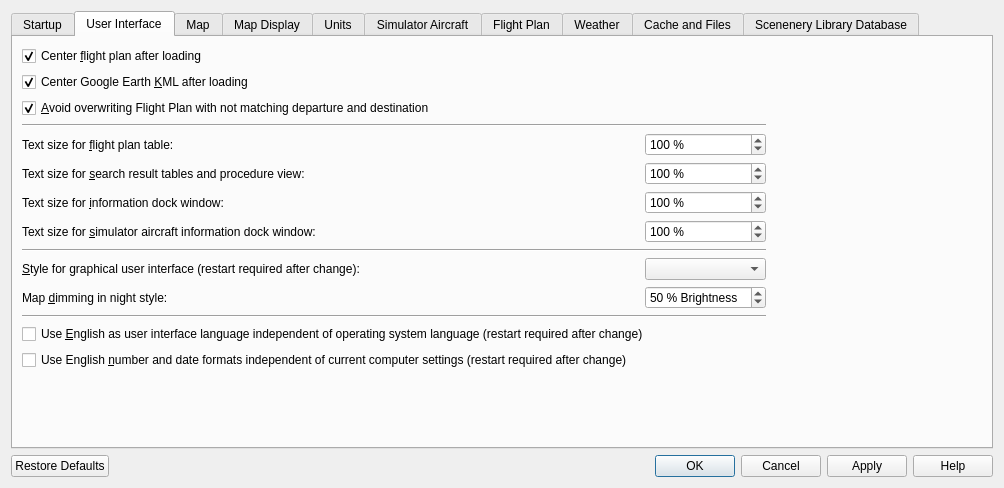
Above: src/options/options.ui from albar965/littlenavmap before the change. Below: the same form after it.
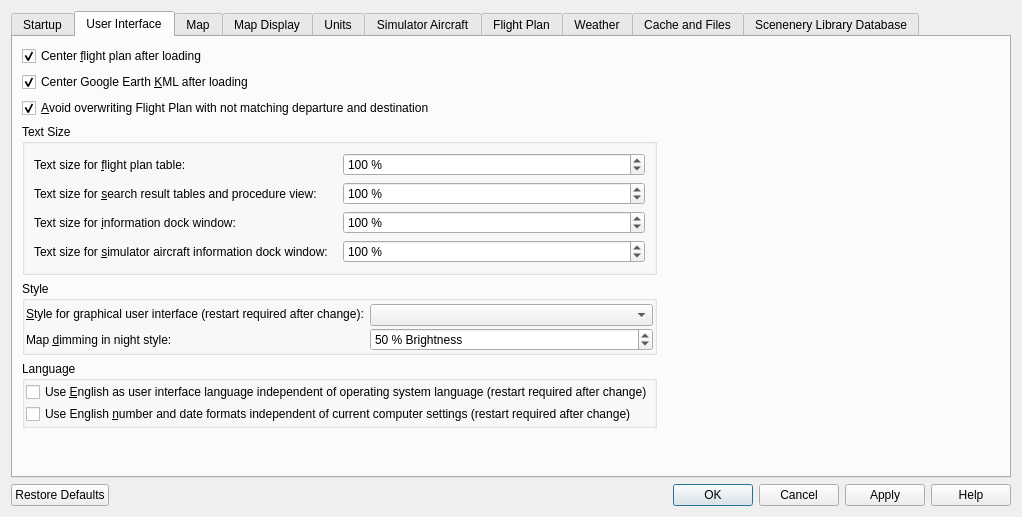
That is the form after the change. The open tabs and pages were chosen to show the change.

Commit message: Added X-Plane 3D airport flag as additional criteria for treating empty airports. Small GUI improvements in options dialog.

Diff of the .ui file:
```diff
--- a/src/options/options.ui
+++ b/src/options/options.ui
@@ -6,8 +6,8 @@
    <rect>
     <x>0</x>
     <y>0</y>
-    <width>1004</width>
-    <height>488</height>
+    <width>1022</width>
+    <height>517</height>
    </rect>
   </property>
   <property name="windowTitle">
@@ -306,7 +306,41 @@
        <string>User Interface</string>
       </attribute>
       <layout class="QGridLayout" name="gridLayout_2">
-       <item row="12" column="0" colspan="3">
+       <item row="9" column="0">
+        <spacer name="verticalSpacer">
+         <property name="orientation">
+          <enum>Qt::Vertical</enum>
+         </property>
+         <property name="sizeHint" stdset="0">
+          <size>
+           <width>20</width>
+           <height>40</height>
+          </size>
+         </property>
+        </spacer>
+       </item>
+       <item row="8" column="0">
+        <widget class="QGroupBox" name="groupBox_6">
+         <property name="title">
+          <string>Language</string>
+         </property>
+         <layout class="QVBoxLayout" name="verticalLayout_7">
+          <property name="spacing">
+           <number>2</number>
+          </property>
+          <property name="leftMargin">
+           <number>1</number>
+          </property>
+          <property name="topMargin">
+           <number>1</number>
+          </property>
+          <property name="rightMargin">
+           <number>1</number>
+          </property>
+          <property name="bottomMargin">
+           <number>1</number>
+          </property>
+          <item>
         <widget class="QCheckBox" name="checkBoxOptionsGuiOverrideLanguage">
          <property name="toolTip">
           <string>Overrides any available translations and forces Little Navmap to use the English language for all windows and dialogs.
@@ -320,7 +354,7 @@
          </property>
         </widget>
        </item>
-       <item row="13" column="0">
+          <item>
         <widget class="QCheckBox" name="checkBoxOptionsGuiOverrideLocale">
          <property name="toolTip">
           <string>Overrides local settings like number and date formats and forces English formats
@@ -335,103 +369,67 @@
          </property>
         </widget>
        </item>
-       <item row="4" column="2">
-        <widget class="QSpinBox" name="spinBoxOptionsGuiRouteText">
-         <property name="readOnly">
-          <bool>false</bool>
+         </layout>
+        </widget>
+       </item>
+       <item row="0" column="0">
+        <widget class="QCheckBox" name="checkBoxOptionsGuiCenterRoute">
+         <property name="toolTip">
+          <string>Does not apply to the flight plan loaded after startup.</string>
          </property>
-         <property name="suffix">
-          <string> %</string>
+         <property name="text">
+          <string>Center &amp;flight plan after loading</string>
          </property>
-         <property name="minimum">
-          <number>70</number>
+         <property name="checked">
+          <bool>true</bool>
          </property>
-         <property name="maximum">
-          <number>150</number>
-         </property>
-         <property name="singleStep">
-          <number>10</number>
-         </property>
-         <property name="value">
-          <number>100</number>
-         </property>
         </widget>
        </item>
-       <item row="5" column="3">
-        <spacer name="horizSpaceUI">
-         <property name="orientation">
-          <enum>Qt::Horizontal</enum>
+       <item row="1" column="0">
+        <widget class="QCheckBox" name="checkBoxOptionsGuiCenterKml">
+         <property name="toolTip">
+          <string>Does not apply to the KML files loaded after startup.</string>
          </property>
-         <property name="sizeHint" stdset="0">
-          <size>
-           <width>40</width>
-           <height>20</height>
-          </size>
+         <property name="text">
+          <string>Center Google Earth &amp;KML after loading</string>
          </property>
-        </spacer>
-       </item>
-       <item row="8" column="0" colspan="3">
-        <widget class="Line" name="line_2">
-         <property name="orientation">
-          <enum>Qt::Horizontal</enum>
+         <property name="checked">
+          <bool>true</bool>
          </property>
         </widget>
        </item>
-       <item row="7" column="2">
-        <widget class="QSpinBox" name="spinBoxOptionsGuiSimInfoText">
-         <property name="readOnly">
-          <bool>false</bool>
+       <item row="7" column="0">
+        <widget class="QGroupBox" name="groupBox_7">
+         <property name="title">
+          <string>Style</string>
          </property>
-         <property name="suffix">
-          <string> %</string>
-         </property>
-         <property name="minimum">
-          <number>50</number>
-         </property>
-         <property name="maximum">
-          <number>150</number>
-         </property>
-         <property name="singleStep">
-          <number>10</number>
-         </property>
-         <property name="value">
-          <number>100</number>
-         </property>
-        </widget>
-       </item>
-       <item row="5" column="0">
-        <widget class="QLabel" name="labelOptionsGuiSearchText">
+         <layout class="QGridLayout" name="gridLayout_19">
+          <property name="leftMargin">
+           <number>1</number>
+          </property>
+          <property name="topMargin">
+           <number>1</number>
+          </property>
+          <property name="rightMargin">
+           <number>1</number>
+          </property>
+          <property name="bottomMargin">
+           <number>1</number>
+          </property>
+          <property name="verticalSpacing">
+           <number>2</number>
+          </property>
+          <item row="3" column="0">
+           <widget class="QLabel" name="labelOptionsGuiThemeMapDimming">
          <property name="text">
-          <string>Text size for &amp;search result tables and procedure view:</string>
+             <string>Map &amp;dimming in night style:</string>
          </property>
          <property name="buddy">
           <cstring>spinBoxOptionsGuiSearchText</cstring>
          </property>
         </widget>
        </item>
-       <item row="5" column="2">
-        <widget class="QSpinBox" name="spinBoxOptionsGuiSearchText">
-         <property name="readOnly">
-          <bool>false</bool>
-         </property>
-         <property name="suffix">
-          <string> %</string>
-         </property>
-         <property name="minimum">
-          <number>70</number>
-         </property>
-         <property name="maximum">
-          <number>150</number>
-         </property>
-         <property name="singleStep">
-          <number>10</number>
-         </property>
-         <property name="value">
-          <number>100</number>
-         </property>
-        </widget>
-       </item>
-       <item row="9" column="0">
+          <item row="0" column="0" rowspan="2">
         <widget class="QLabel" name="labelOptionsGuiTheme">
          <property name="text">
           <string>&amp;Style for graphical user interface (restart required after change):</string>
@@ -441,29 +439,48 @@
          </property>
         </widget>
        </item>
-       <item row="6" column="2">
-        <widget class="QSpinBox" name="spinBoxOptionsGuiInfoText">
+          <item row="1" column="1">
+           <widget class="QComboBox" name="comboBoxOptionsGuiTheme">
+            <property name="toolTip">
+             <string>A restart is recommended after changing the style.</string>
+            </property>
+           </widget>
+          </item>
+          <item row="3" column="1">
+           <widget class="QSpinBox" name="spinBoxOptionsGuiThemeMapDimming">
+            <property name="toolTip">
+             <string>Darken the map and the flight plan elevation profile for the style &quot;Night&quot;. Lower values result in a darker display.</string>
+            </property>
          <property name="readOnly">
           <bool>false</bool>
          </property>
          <property name="suffix">
-          <string> %</string>
+             <string> % Brightness</string>
          </property>
          <property name="minimum">
-          <number>50</number>
+             <number>10</number>
          </property>
          <property name="maximum">
-          <number>150</number>
+             <number>100</number>
          </property>
          <property name="singleStep">
           <number>10</number>
          </property>
          <property name="value">
-          <number>100</number>
-         </property>
+             <number>50</number>
+            </property>
+           </widget>
+          </item>
+         </layout>
         </widget>
        </item>
        <item row="6" column="0">
+        <widget class="QGroupBox" name="groupBox_8">
+         <property name="title">
+          <string>Text Size</string>
+         </property>
+         <layout class="QGridLayout" name="gridLayout_20">
+          <item row="2" column="0">
         <widget class="QLabel" name="labelOptionsGuiInfoText">
          <property name="text">
           <string>Text size for &amp;information dock window:</string>
@@ -473,34 +490,89 @@
          </property>
         </widget>
        </item>
-       <item row="9" column="2">
-        <widget class="QComboBox" name="comboBoxOptionsGuiTheme">
-         <property name="toolTip">
-          <string>A restart is recommended after changing the style.</string>
-         </property>
-        </widget>
-       </item>
-       <item row="0" column="0">
-        <widget class="QCheckBox" name="checkBoxOptionsGuiCenterRoute">
-         <property name="toolTip">
-          <string>Does not apply to the flight plan loaded after startup.</string>
-         </property>
+          <item row="1" column="0">
+           <widget class="QLabel" name="labelOptionsGuiSearchText">
          <property name="text">
-          <string>Center &amp;flight plan after loading</string>
-         </property>
-         <property name="checked">
-          <bool>true</bool>
+             <string>Text size for &amp;search result tables and procedure view:</string>
+            </property>
+            <property name="buddy">
+             <cstring>spinBoxOptionsGuiSearchText</cstring>
          </property>
         </widget>
        </item>
-       <item row="3" column="0" colspan="3">
-        <widget class="Line" name="line">
-         <property name="orientation">
-          <enum>Qt::Horizontal</enum>
-         </property>
-        </widget>
-       </item>
-       <item row="4" column="0">
+          <item row="1" column="1">
+           <widget class="QSpinBox" name="spinBoxOptionsGuiSearchText">
+            <property name="readOnly">
+             <bool>false</bool>
+            </property>
+            <property name="suffix">
+             <string> %</string>
+            </property>
+            <property name="minimum">
+             <number>70</number>
+            </property>
+            <property name="maximum">
+             <number>150</number>
+            </property>
+            <property name="singleStep">
+             <number>10</number>
+            </property>
+            <property name="value">
+             <number>100</number>
+            </property>
+           </widget>
+          </item>
+          <item row="2" column="1">
+           <widget class="QSpinBox" name="spinBoxOptionsGuiInfoText">
+            <property name="readOnly">
+             <bool>false</bool>
+            </property>
+            <property name="suffix">
+             <string> %</string>
+            </property>
+            <property name="minimum">
+             <number>50</number>
+            </property>
+            <property name="maximum">
+             <number>150</number>
+            </property>
+            <property name="singleStep">
+             <number>10</number>
+            </property>
+            <property name="value">
+             <number>100</number>
+            </property>
+           </widget>
+          </item>
+          <item row="0" column="1">
+           <widget class="QSpinBox" name="spinBoxOptionsGuiRouteText">
+            <property name="sizePolicy">
+             <sizepolicy hsizetype="Minimum" vsizetype="Fixed">
+              <horstretch>0</horstretch>
+              <verstretch>0</verstretch>
+             </sizepolicy>
+            </property>
+            <property name="readOnly">
+             <bool>false</bool>
+            </property>
+            <property name="suffix">
+             <string> %</string>
+            </property>
+            <property name="minimum">
+             <number>70</number>
+            </property>
+            <property name="maximum">
+             <number>150</number>
+            </property>
+            <property name="singleStep">
+             <number>10</number>
+            </property>
+            <property name="value">
+             <number>100</number>
+            </property>
+           </widget>
+          </item>
+          <item row="0" column="0">
         <widget class="QLabel" name="labelOptionsGuiRouteText">
          <property name="text">
           <string>Text size for &amp;flight plan table:</string>
@@ -510,33 +582,7 @@
          </property>
         </widget>
        </item>
-       <item row="1" column="0">
-        <widget class="QCheckBox" name="checkBoxOptionsGuiCenterKml">
-         <property name="toolTip">
-          <string>Does not apply to the KML files loaded after startup.</string>
-         </property>
-         <property name="text">
-          <string>Center Google Earth &amp;KML after loading</string>
-         </property>
-         <property name="checked">
-          <bool>true</bool>
-         </property>
-        </widget>
-       </item>
-       <item row="14" column="0">
-        <spacer name="verticalSpacer">
-         <property name="orientation">
-          <enum>Qt::Vertical</enum>
-         </property>
-         <property name="sizeHint" stdset="0">
-          <size>
-           <width>20</width>
-           <height>40</height>
-          </size>
-         </property>
-        </spacer>
-       </item>
-       <item row="7" column="0">
+          <item row="3" column="0">
         <widget class="QLabel" name="labelOptionsGuiSimInfoText">
          <property name="text">
           <string>Text size for &amp;simulator aircraft information dock window:</string>
@@ -546,7 +592,32 @@
          </property>
         </widget>
        </item>
-       <item row="2" column="0" colspan="3">
+          <item row="3" column="1">
+           <widget class="QSpinBox" name="spinBoxOptionsGuiSimInfoText">
+            <property name="readOnly">
+             <bool>false</bool>
+            </property>
+            <property name="suffix">
+             <string> %</string>
+            </property>
+            <property name="minimum">
+             <number>50</number>
+            </property>
+            <property name="maximum">
+             <number>150</number>
+            </property>
+            <property name="singleStep">
+             <number>10</number>
+            </property>
+            <property name="value">
+             <number>100</number>
+            </property>
+           </widget>
+          </item>
+         </layout>
+        </widget>
+       </item>
+       <item row="2" column="0" colspan="2">
         <widget class="QCheckBox" name="checkBoxOptionsGuiAvoidOverwrite">
          <property name="toolTip">
           <string>Check this option to avoid overwriting flight plans with a new departure or destination after changing these. 
@@ -560,51 +631,6 @@
          </property>
         </widget>
        </item>
-       <item row="10" column="2">
-        <widget class="QSpinBox" name="spinBoxOptionsGuiThemeMapDimming">
-         <property name="toolTip">
-          <string>Darken the map and the flight plan elevation profile for the style &quot;Night&quot;. Lower values result in a darker display.</string>
-         </property>
-         <property name="readOnly">
-          <bool>false</bool>
-         </property>
-         <property name="suffix">
-          <string> % Brightness</string>
-         </property>
-         <property name="minimum">
-          <number>10</number>
-         </property>
-         <property name="maximum">
-          <number>100</number>
-         </property>
-         <property name="singleStep">
-          <number>10</number>
-         </property>
-         <property name="value">
-          <number>50</number>
-         </property>
-        </widget>
-       </item>
-       <item row="10" column="0">
-        <widget class="QLabel" name="labelOptionsGuiThemeMapDimming">
-         <property name="text">
-          <string>Map &amp;dimming in night style:</string>
-         </property>
-         <property name="buddy">
-          <cstring>spinBoxOptionsGuiThemeMapDimming</cstring>
-         </property>
-        </widget>
-       </item>
-       <item row="11" column="0" colspan="3">
-        <widget class="Line" name="line_5">
-         <property name="midLineWidth">
-          <number>0</number>
-         </property>
-         <property name="orientation">
-          <enum>Qt::Horizontal</enum>
-         </property>
-        </widget>
-       </item>
       </layout>
      </widget>
      <widget class="QWidget" name="tabOptionsMap">
```
Left out of the diff: 112 changed lines with no effect on the pictures. Lines whose indentation alone changed are shown as unchanged. The commit also changes 13 other files.
